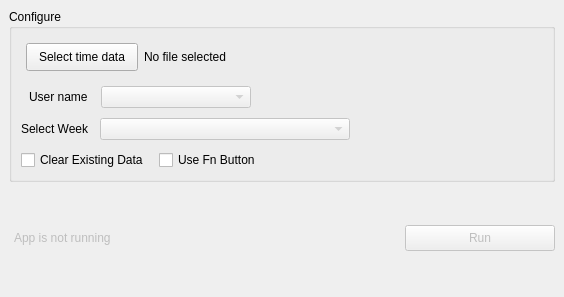
Qt form app/gui/main_window.ui (Dylan-Dotti/GHD-Auto-Time-Entry) before a commit.
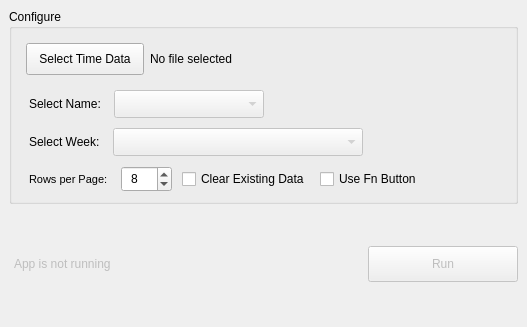
The same form after that commit.

Commit message:
Added input for number of SAP rows per page
Ended up needing users to specify the number of visible rows per page. This changes based on screen size, and I can't think of a good way to infer it when checking for the first empty row.

What changed in the file:
```diff
--- a/app/gui/main_window.ui
+++ b/app/gui/main_window.ui
@@ -6,8 +6,8 @@
    <rect>
     <x>0</x>
     <y>0</y>
-    <width>564</width>
-    <height>297</height>
+    <width>527</width>
+    <height>327</height>
    </rect>
   </property>
   <property name="sizePolicy">
@@ -61,13 +61,13 @@
               <cursorShape>ArrowCursor</cursorShape>
              </property>
              <property name="styleSheet">
-              <string notr="true">padding: 6px 12px;
+              <string notr="true">padding: 8px 12px;
 margin: 5px;
 margin-right: 0px;
 </string>
              </property>
              <property name="text">
-              <string>Select time data</string>
+              <string>Select Time Data</string>
              </property>
             </widget>
            </item>
@@ -104,7 +104,7 @@
               <string notr="true">margin-left: 5px</string>
              </property>
              <property name="text">
-              <string>User name</string>
+              <string>Select Name:</string>
              </property>
             </widget>
            </item>
@@ -119,6 +119,10 @@
                <height>0</height>
               </size>
              </property>
+             <property name="styleSheet">
+              <string notr="true">padding: 5px
+</string>
+             </property>
             </widget>
            </item>
            <item>
@@ -140,8 +144,11 @@
           <layout class="QHBoxLayout" name="horizontalLayout_7">
            <item>
             <widget class="QLabel" name="label_2">
+             <property name="styleSheet">
+              <string notr="true">margin-left: 5px</string>
+             </property>
              <property name="text">
-              <string>Select Week</string>
+              <string>Select Week:</string>
              </property>
              <property name="margin">
               <number>0</number>
@@ -162,6 +169,9 @@
                <height>0</height>
               </size>
              </property>
+             <property name="styleSheet">
+              <string notr="true">padding: 5px</string>
+             </property>
             </widget>
            </item>
            <item>
@@ -181,6 +191,42 @@
          </item>
          <item>
           <layout class="QHBoxLayout" name="horizontalLayout_2">
+           <item>
+            <widget class="QLabel" name="label_3">
+             <property name="font">
+              <font>
+               <pointsize>8</pointsize>
+              </font>
+             </property>
+             <property name="styleSheet">
+              <string notr="true">padding-left: 5px</string>
+             </property>
+             <property name="text">
+              <string>Rows per Page:</string>
+             </property>
+            </widget>
+           </item>
+           <item>
+            <widget class="QSpinBox" name="rows_per_page_box">
+             <property name="sizePolicy">
+              <sizepolicy hsizetype="Maximum" vsizetype="Fixed">
+               <horstretch>0</horstretch>
+               <verstretch>0</verstretch>
+              </sizepolicy>
+             </property>
+             <property name="font">
+              <font>
+               <pointsize>9</pointsize>
+              </font>
+             </property>
+             <property name="styleSheet">
+              <string notr="true">padding: 2px 5px</string>
+             </property>
+             <property name="value">
+              <number>8</number>
+             </property>
+            </widget>
+           </item>
            <item alignment="Qt::AlignVCenter">
             <widget class="QCheckBox" name="clear_data_checkbox">
              <property name="sizePolicy">
@@ -285,7 +331,7 @@
          </size>
         </property>
         <property name="styleSheet">
-         <string notr="true">padding: 5px 50px</string>
+         <string notr="true">padding: 10px 50px</string>
         </property>
         <property name="text">
          <string>Run</string>
```
Left out of the diff: 2 changed lines with no effect on the pictures. The commit also changes 5 other files.
